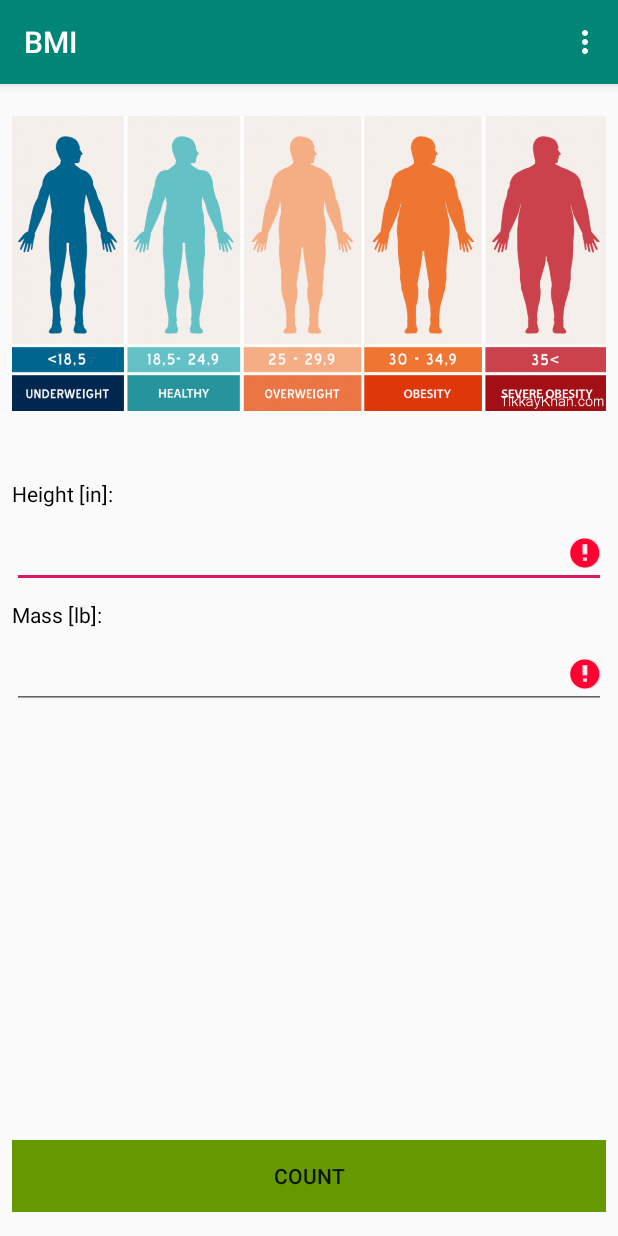
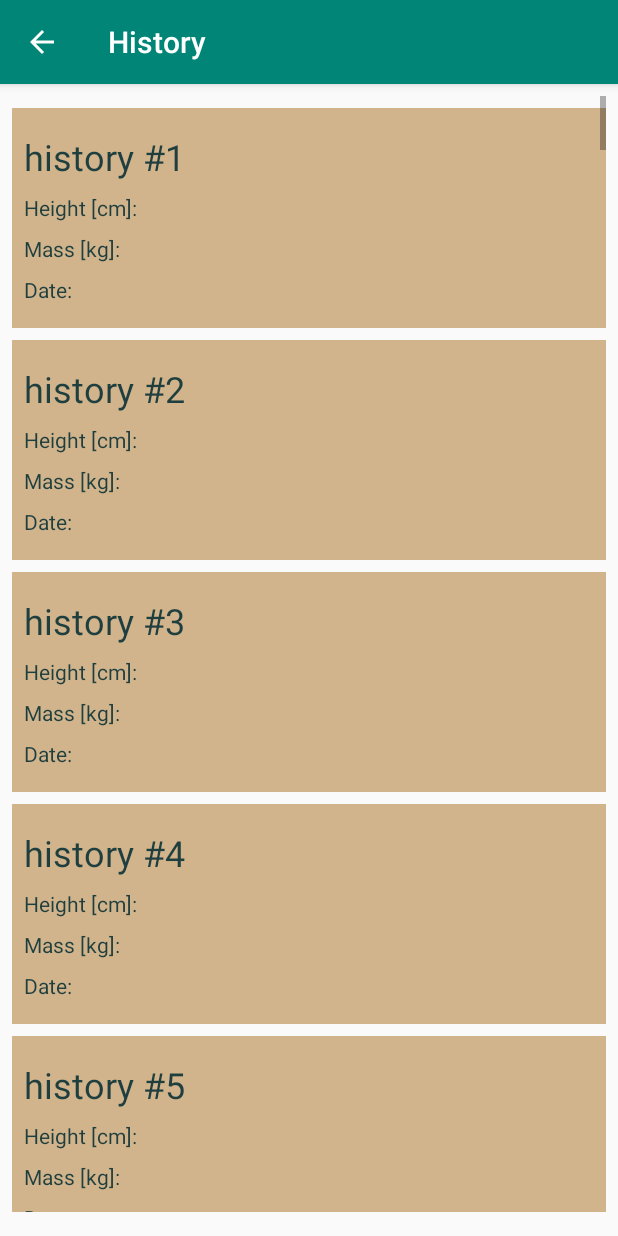
Before and after one commit to martkans/BMI-Calculator, an Android app: the screen it shows after launch (MainActivity before the commit, HistoryActivity after it), in the options menu, after a tap on "History", on a phone screen of 412 x 824 dp. Run offline under Robolectric (Android 15) with nearby library versions, the phone set to English and light mode, and no system bars.

Commit message:
create history layout and result row layout for recycle view. make simple recyclerview adapter

```diff
--- a/app/build.gradle
+++ b/app/build.gradle
@@ -31,4 +31,5 @@ dependencies {
     androidTestImplementation 'com.android.support.test:runner:1.0.2'
     androidTestImplementation 'com.android.support.test.espresso:espresso-core:3.0.2'
     androidTestImplementation 'com.android.support.test:rules:1.0.2'
+    implementation 'com.android.support:recyclerview-v7:28.0.0'
 }
--- a/app/src/main/AndroidManifest.xml
+++ b/app/src/main/AndroidManifest.xml
@@ -32,7 +32,6 @@
                     android:value=".MainActivity">
             </meta-data>
         </activity>
-
         <activity
                 android:name=".InfoActivity"
                 android:label="@string/bmi_info_title"
@@ -43,6 +42,16 @@
                     android:value=".MainActivity">
             </meta-data>
         </activity>
+
+        <activity android:name=".HistoryActivity"
+                  android:label="@string/bmi_history_title"
+                  android:parentActivityName=".MainActivity"
+                  android:screenOrientation="portrait">
+            <meta-data
+                    android:name="android.support.PARENT_ACTIVITY"
+                    android:value=".MainActivity">
+            </meta-data>
+        </activity>
     </application>
 
 </manifest>
--- /dev/null
+++ b/app/src/main/java/com/martkans/bmi/HistoryActivity.kt
@@ -0,0 +1,23 @@
+package com.martkans.bmi
+
+import android.support.v7.app.AppCompatActivity
+import android.os.Bundle
+import android.support.v7.widget.LinearLayoutManager
+import kotlinx.android.synthetic.main.activity_history.*
+
+class HistoryActivity : AppCompatActivity() {
+
+    override fun onCreate(savedInstanceState: Bundle?) {
+        super.onCreate(savedInstanceState)
+        setContentView(R.layout.activity_history)
+
+        val history: ArrayList<String> = ArrayList()
+
+        for (i in 1..100) {
+            history.add("history #$i")
+        }
+
+        historyRV.layoutManager = LinearLayoutManager(this)
+        historyRV.adapter = HistoryAdapter(history)
+    }
+}
--- /dev/null
+++ b/app/src/main/java/com/martkans/bmi/HistoryAdapter.kt
@@ -0,0 +1,25 @@
+package com.martkans.bmi
+
+import android.support.v7.widget.RecyclerView
+import android.view.LayoutInflater
+import android.view.View
+import android.view.ViewGroup
+import android.widget.TextView
+
+class HistoryAdapter(private val historyDataset: ArrayList<String>) : RecyclerView.Adapter<HistoryAdapter.ViewHolder>() {
+
+    override fun onCreateViewHolder(parent: ViewGroup, viewType: Int): HistoryAdapter.ViewHolder {
+        val view: View = LayoutInflater.from(parent.context).inflate(R.layout.result_row, parent, false)
+        return ViewHolder(view)
+    }
+
+    override fun onBindViewHolder(holder: ViewHolder, position: Int) {
+        holder.test.text = historyDataset[position]
+    }
+
+    override fun getItemCount() = historyDataset.size
+
+    class ViewHolder(itemView: View) : RecyclerView.ViewHolder(itemView){
+        val test: TextView = itemView.findViewById(R.id.bmiLabelTV)
+    }
+}
--- a/app/src/main/java/com/martkans/bmi/MainActivity.kt
+++ b/app/src/main/java/com/martkans/bmi/MainActivity.kt
@@ -8,7 +8,6 @@ import android.view.Menu
 import android.view.MenuItem
 import android.view.View
 import android.widget.EditText
-import android.widget.Toast
 import com.martkans.bmi.logic.Bmi
 import com.martkans.bmi.logic.BmiForKgCm
 import com.martkans.bmi.logic.BmiForLbIn
@@ -133,14 +132,10 @@ class MainActivity : AppCompatActivity() {
         when (id) {
             R.id.aboutMI -> showAbout()
             R.id.changeUnitsMI -> changeUnits(item)
-            R.id.historyMI -> {
-                Toast.makeText(this, "See you on Sunday!", Toast.LENGTH_LONG).show()
-                return true
-            }
+            R.id.historyMI -> showHistory()
         }
 
         return super.onOptionsItemSelected(item)
-
     }
 
     private fun showAbout(): Boolean {
@@ -202,6 +197,13 @@ class MainActivity : AppCompatActivity() {
         infoIB.visibility = View.INVISIBLE
     }
 
+    private fun showHistory(): Boolean{
+        val historyIntent = Intent(this, HistoryActivity::class.java)
+        startActivity(historyIntent)
+
+        return true
+    }
+
     override fun onSaveInstanceState(outState: Bundle?) {
         super.onSaveInstanceState(outState)
 
--- /dev/null
+++ b/app/src/main/res/layout/activity_history.xml
@@ -0,0 +1,19 @@
+<?xml version="1.0" encoding="utf-8"?>
+<android.support.constraint.ConstraintLayout
+        xmlns:android="http://schemas.android.com/apk/res/android"
+        xmlns:tools="http://schemas.android.com/tools"
+        xmlns:app="http://schemas.android.com/apk/res-auto"
+        android:layout_width="match_parent"
+        android:layout_height="match_parent"
+        tools:context=".HistoryActivity" android:layout_marginBottom="@dimen/bmi_margin_bottom_layout"
+        android:layout_marginTop="@dimen/bmi_margin_top_layout"
+        android:layout_marginLeft="@dimen/bmi_margins_side_layout"
+        android:layout_marginRight="@dimen/bmi_margins_side_layout">
+    <android.support.v7.widget.RecyclerView
+            android:layout_width="match_parent"
+            android:layout_height="match_parent"
+            android:id="@+id/historyRV"
+            android:scrollbars="vertical"
+            android:textAlignment="center" app:layout_constraintTop_toTopOf="parent"
+            app:layout_constraintStart_toStartOf="parent"/>
+</android.support.constraint.ConstraintLayout>
--- /dev/null
+++ b/app/src/main/res/layout/result_row.xml
@@ -0,0 +1,77 @@
+<?xml version="1.0" encoding="utf-8"?>
+<android.support.constraint.ConstraintLayout xmlns:android="http://schemas.android.com/apk/res/android"
+                                             xmlns:app="http://schemas.android.com/apk/res-auto"
+                                             xmlns:tools="http://schemas.android.com/tools"
+                                             android:layout_width="match_parent"
+                                             android:layout_height="wrap_content"
+                                             android:paddingBottom="@dimen/bmi_history_padding_layout" android:paddingTop="@dimen/bmi_history_padding_layout"
+                                             android:background="@color/historyRowColor" android:layout_marginTop="@dimen/bmi_margin_top_layout">
+
+    <TextView
+            android:text="@string/bmi_history_bmi"
+            android:layout_width="wrap_content"
+            android:layout_height="wrap_content"
+            android:id="@+id/bmiLabelTV"
+            android:textSize="@dimen/bmi_text_size_medium"
+            app:layout_constraintTop_toTopOf="parent" android:layout_marginStart="@dimen/bmi_history_margin_elements"
+            app:layout_constraintStart_toStartOf="parent" android:textColor="@color/historyLabelsColor"/>
+    <TextView
+            android:layout_width="wrap_content"
+            android:layout_height="wrap_content"
+            android:id="@+id/bmiHistoryTV"
+            app:layout_constraintStart_toEndOf="@+id/bmiLabelTV"
+            android:layout_marginStart="@dimen/bmi_history_margin_elements" app:layout_constraintEnd_toEndOf="parent"
+            android:layout_marginEnd="@dimen/bmi_history_margin_elements"
+            app:layout_constraintTop_toTopOf="parent"
+            app:layout_constraintHorizontal_bias="1.0" android:textSize="@dimen/bmi_text_size_medium"
+            android:textColor="@android:color/black" android:textStyle="bold" android:textAlignment="textEnd"/>
+    <TextView
+            android:text="@string/bmi_main_height_cm"
+            android:layout_width="wrap_content"
+            android:layout_height="wrap_content"
+            android:id="@+id/heightLabelTV" android:layout_marginTop="@dimen/bmi_history_margin_elements"
+            app:layout_constraintTop_toBottomOf="@+id/bmiLabelTV" app:layout_constraintStart_toStartOf="parent"
+            android:layout_marginStart="@dimen/bmi_history_margin_elements"
+            android:textColor="@color/historyLabelsColor"/>
+    <TextView
+            android:text="@string/bmi_main_mass_kg"
+            android:layout_width="wrap_content"
+            android:layout_height="wrap_content"
+            android:id="@+id/massLabelTV" android:layout_marginTop="@dimen/bmi_history_margin_elements"
+            app:layout_constraintTop_toBottomOf="@+id/heightLabelTV" app:layout_constraintStart_toStartOf="parent"
+            android:layout_marginStart="@dimen/bmi_history_margin_elements" android:textColor="@color/historyLabelsColor"/>
+    <TextView
+            android:layout_width="wrap_content"
+            android:layout_height="wrap_content"
+            android:id="@+id/heightHistoryTV" app:layout_constraintStart_toEndOf="@+id/heightLabelTV"
+            android:layout_marginStart="@dimen/bmi_history_margin_elements" app:layout_constraintEnd_toEndOf="parent" android:layout_marginEnd="@dimen/bmi_history_margin_elements"
+            android:layout_marginTop="@dimen/bmi_history_margin_elements" app:layout_constraintTop_toBottomOf="@+id/bmiHistoryTV"
+            app:layout_constraintHorizontal_bias="1.0" android:textColor="@color/historyLabelsColor"
+            android:textStyle="bold" android:textAlignment="textEnd"/>
+    <TextView
+            android:layout_width="wrap_content"
+            android:layout_height="wrap_content"
+            android:id="@+id/massHistoryTV" android:layout_marginTop="@dimen/bmi_history_margin_elements"
+            app:layout_constraintTop_toBottomOf="@+id/heightHistoryTV"
+            app:layout_constraintEnd_toEndOf="parent" android:layout_marginEnd="@dimen/bmi_history_margin_elements"
+            app:layout_constraintStart_toEndOf="@+id/massLabelTV"
+            android:layout_marginStart="@dimen/bmi_history_margin_elements"
+            app:layout_constraintHorizontal_bias="1.0" android:textColor="@color/historyLabelsColor"
+            android:textStyle="bold" android:textAlignment="textEnd"/>
+    <TextView
+            android:layout_width="wrap_content"
+            android:layout_height="wrap_content"
+            android:id="@+id/dateHistoryTV" android:layout_marginTop="@dimen/bmi_history_margin_elements"
+            app:layout_constraintTop_toBottomOf="@+id/massHistoryTV" app:layout_constraintStart_toEndOf="@+id/dateLabelTV"
+            android:layout_marginStart="@dimen/bmi_history_margin_elements" app:layout_constraintEnd_toEndOf="parent"
+            android:layout_marginEnd="@dimen/bmi_history_margin_elements"
+            app:layout_constraintHorizontal_bias="1.0" android:textColor="@color/historyLabelsColor"
+            android:textStyle="bold" android:textAlignment="textEnd"/>
+    <TextView
+            android:text="@string/bmi_history_date"
+            android:layout_width="wrap_content"
+            android:layout_height="wrap_content"
+            android:id="@+id/dateLabelTV" android:layout_marginTop="@dimen/bmi_history_margin_elements"
+            app:layout_constraintTop_toBottomOf="@+id/massLabelTV" app:layout_constraintStart_toStartOf="parent"
+            android:layout_marginStart="@dimen/bmi_history_margin_elements" android:textColor="@color/historyLabelsColor"/>
+</android.support.constraint.ConstraintLayout>
--- a/app/src/main/res/values/colors.xml
+++ b/app/src/main/res/values/colors.xml
@@ -9,4 +9,7 @@
     <color name="lapisLazuli">#3366CC</color>
     <color name="cobaltic">#19247C</color>
     <color name="blueberry">#800080</color>
+
+    <color name="historyLabelsColor">#1F3F3F</color>
+    <color name="historyRowColor">#D2B48C</color>
 </resources>
--- a/app/src/main/res/values/dimens.xml
+++ b/app/src/main/res/values/dimens.xml
@@ -15,4 +15,6 @@
     <dimen name="bmi_width_button">0dp</dimen>
     <dimen name="bmi_main_margin_elements">8dp</dimen>
     <dimen name="bmi_width_ET">0dp</dimen>
+    <dimen name="bmi_history_padding_layout">16dp</dimen>
+    <dimen name="bmi_history_margin_elements">8dp</dimen>
 </resources>
--- a/app/src/main/res/values/strings.xml
+++ b/app/src/main/res/values/strings.xml
@@ -40,4 +40,7 @@
     </string>
     <string name="bmi_main_range_picture_descr">Range picture</string>
     <string name="bmi_main_info_btn">Info button</string>
+    <string name="bmi_history_title">History</string>
+    <string name="bmi_history_bmi">BMI:</string>
+    <string name="bmi_history_date">Date:</string>
 </resources>
```
Also changed, not shown: 1 other file.
